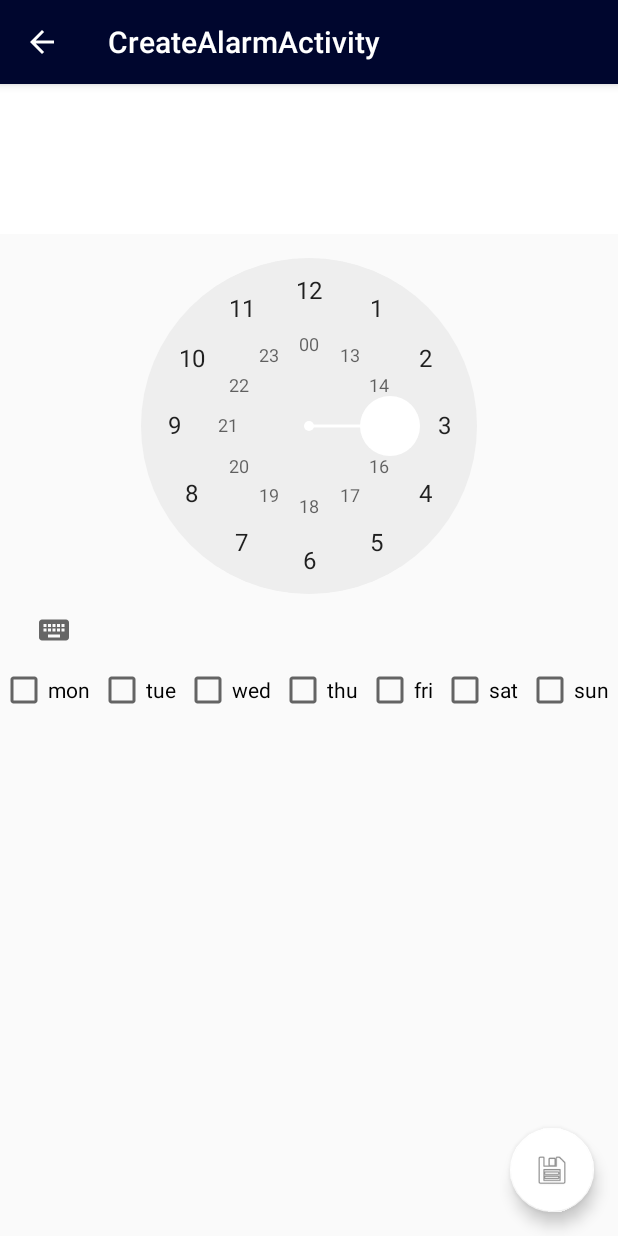
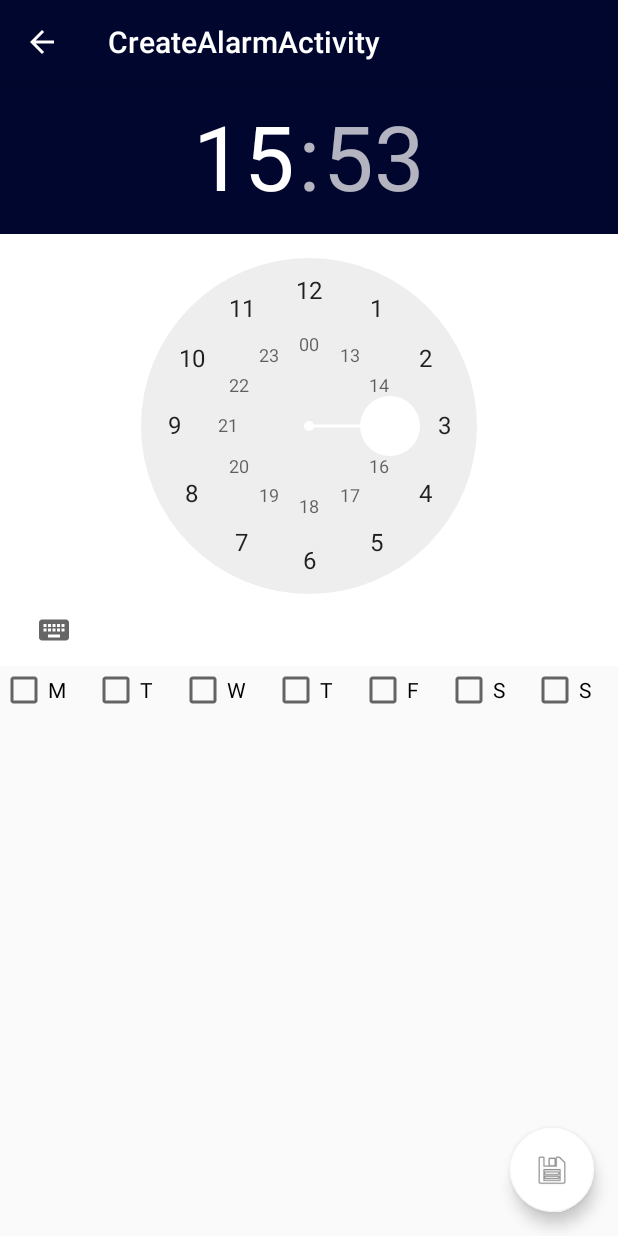
Before and after one commit to heitorado/Rainmember, an Android app: the CreateAlarmActivity screen opened directly, with no data from a screen before it, on a phone screen of 412 x 824 dp. Run offline under Robolectric (Android 15) with nearby library versions, the phone set to English and light mode, and no system bars; libraries missing offline, so code that uses them is left out: org.jetbrains.anko.

Commit message:
Update alarm creation activity style

```diff
--- a/Rainmember/app/src/main/res/layout/content_create_alarm.xml
+++ b/Rainmember/app/src/main/res/layout/content_create_alarm.xml
@@ -13,7 +13,8 @@
         android:id="@+id/alarm_time_picker"
         android:layout_width="wrap_content"
         android:layout_height="wrap_content"
-        android:layout_centerHorizontal="true" />
+        android:background="@color/colorAccent"
+        android:headerBackground="@color/colorPrimary" />
 
     <LinearLayout
         android:layout_width="match_parent"
@@ -25,48 +26,55 @@
             android:layout_width="wrap_content"
             android:layout_height="wrap_content"
             android:layout_weight="1"
-            android:text="mon" />
+            android:color="@color/colorPrimaryDark"
+            android:text="@string/monday" />
 
         <CheckBox
             android:id="@+id/checkBox_tuesday"
             android:layout_width="wrap_content"
             android:layout_height="wrap_content"
             android:layout_weight="1"
-            android:text="tue" />
+            android:color="@color/colorPrimaryDark"
+            android:text="@string/tuesday" />
 
         <CheckBox
             android:id="@+id/checkBox_wednesday"
             android:layout_width="wrap_content"
             android:layout_height="wrap_content"
             android:layout_weight="1"
-            android:text="wed" />
+            android:color="@color/colorPrimaryDark"
+            android:text="@string/wednesday" />
 
         <CheckBox
             android:id="@+id/checkBox_thursday"
             android:layout_width="wrap_content"
             android:layout_height="wrap_content"
             android:layout_weight="1"
-            android:text="thu" />
+            android:color="@color/colorPrimaryDark"
+            android:text="@string/thursday" />
 
         <CheckBox
             android:id="@+id/checkBox_friday"
             android:layout_width="wrap_content"
             android:layout_height="wrap_content"
             android:layout_weight="1"
-            android:text="fri" />
+            android:color="@color/colorPrimaryDark"
+            android:text="@string/friday" />
 
         <CheckBox
             android:id="@+id/checkBox_saturday"
             android:layout_width="wrap_content"
             android:layout_height="wrap_content"
             android:layout_weight="1"
-            android:text="sat" />
+            android:color="@color/colorPrimaryDark"
+            android:text="@string/saturday" />
 
         <CheckBox
             android:id="@+id/checkBox_sunday"
             android:layout_width="wrap_content"
             android:layout_height="wrap_content"
             android:layout_weight="1"
-            android:text="sun" />
+            android:color="@color/colorPrimaryDark"
+            android:text="@string/sunday" />
     </LinearLayout>
 </LinearLayout>
--- a/Rainmember/app/src/main/res/values/strings.xml
+++ b/Rainmember/app/src/main/res/values/strings.xml
@@ -31,6 +31,15 @@
     <string name="action_settings">Settings</string>
     <string name="title_activity_create_alarm">CreateAlarmActivity</string>
 
+    <!-- Abbreviated Weekdays Text -->
+    <string name="monday">M</string>
+    <string name="tuesday">T</string>
+    <string name="wednesday">W</string>
+    <string name="thursday">T</string>
+    <string name="friday">F</string>
+    <string name="saturday">S</string>
+    <string name="sunday">S</string>
+
     <!-- Texts for "Life Suggestion" component -->
     <string name="life_suggestion_no_data">We don\'t have any idea of the weather conditions at your location, so we can\'t recommend anything. That\'s okay, It\'s not like you depend on us for living or something like that. Just do what you wanna do.</string>
     <string name="life_suggestion_no_suggestion">We don\'t have any recommendations for now. But know that can do anything you want! Go ahead, the world is yours!</string>
```
